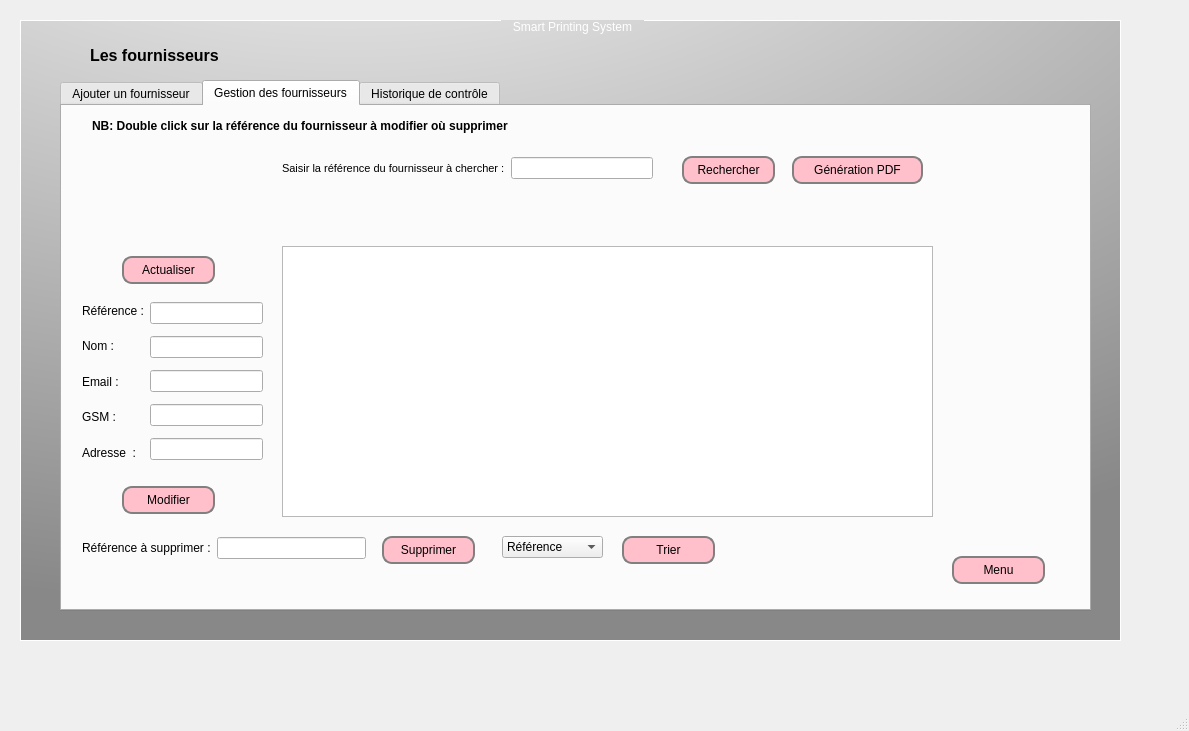
The window that Fournisseurs/mainwindow.ui (yassinmezni/smart-printing-office) describes before a commit, drawn with Qt 5.
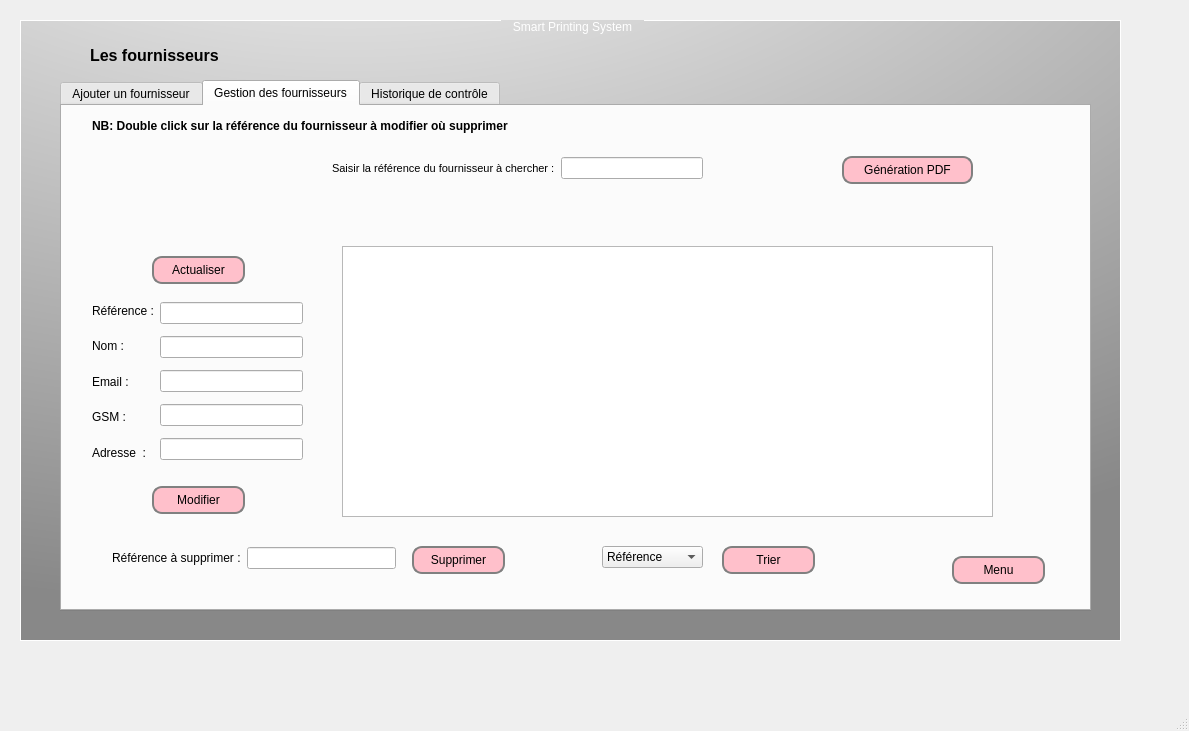
The same window after the commit. The open tabs and pages were chosen to show the change. Icons and pictures are not drawn.

Patch:
```diff
--- a/Fournisseurs/mainwindow.ui
+++ b/Fournisseurs/mainwindow.ui
@@ -1045,7 +1045,7 @@
           <widget class="QPushButton" name="modifierButton">
            <property name="geometry">
             <rect>
-             <x>60</x>
+             <x>90</x>
              <y>380</y>
              <width>93</width>
              <height>28</height>
@@ -1058,9 +1058,9 @@
           <widget class="QWidget" name="layoutWidget_4">
            <property name="geometry">
             <rect>
-             <x>20</x>
+             <x>30</x>
              <y>190</y>
-             <width>181</width>
+             <width>211</width>
              <height>171</height>
             </rect>
            </property>
@@ -1141,7 +1141,7 @@
           <widget class="QTableView" name="tableView_2">
            <property name="geometry">
             <rect>
-             <x>220</x>
+             <x>280</x>
              <y>140</y>
              <width>651</width>
              <height>271</height>
@@ -1160,8 +1160,8 @@
           <widget class="QPushButton" name="supprimerButton_2">
            <property name="geometry">
             <rect>
-             <x>320</x>
-             <y>430</y>
+             <x>350</x>
+             <y>440</y>
              <width>93</width>
              <height>28</height>
             </rect>
@@ -1173,8 +1173,8 @@
           <widget class="QWidget" name="layoutWidget">
            <property name="geometry">
             <rect>
-             <x>20</x>
-             <y>430</y>
+             <x>50</x>
+             <y>440</y>
              <width>284</width>
              <height>24</height>
             </rect>
@@ -1195,7 +1195,7 @@
           <widget class="QPushButton" name="LoadButton">
            <property name="geometry">
             <rect>
-             <x>60</x>
+             <x>90</x>
              <y>150</y>
              <width>93</width>
              <height>28</height>
@@ -1208,7 +1208,7 @@
           <widget class="QWidget" name="layoutWidget_5">
            <property name="geometry">
             <rect>
-             <x>220</x>
+             <x>270</x>
              <y>50</y>
              <width>371</width>
              <height>24</height>
@@ -1234,23 +1234,10 @@
             </item>
            </layout>
           </widget>
-          <widget class="QPushButton" name="rechercherButton">
-           <property name="geometry">
-            <rect>
-             <x>620</x>
-             <y>50</y>
-             <width>93</width>
-             <height>28</height>
-            </rect>
-           </property>
-           <property name="text">
-            <string>Rechercher</string>
-           </property>
-          </widget>
           <widget class="QPushButton" name="PDFButton">
            <property name="geometry">
             <rect>
-             <x>730</x>
+             <x>780</x>
              <y>50</y>
              <width>131</width>
              <height>28</height>
@@ -1263,8 +1250,8 @@
           <widget class="QComboBox" name="comboBox">
            <property name="geometry">
             <rect>
-             <x>440</x>
-             <y>430</y>
+             <x>540</x>
+             <y>440</y>
              <width>101</width>
              <height>22</height>
             </rect>
@@ -1288,8 +1275,8 @@
           <widget class="QPushButton" name="trier_button">
            <property name="geometry">
             <rect>
-             <x>560</x>
-             <y>430</y>
+             <x>660</x>
+             <y>440</y>
              <width>93</width>
              <height>28</height>
             </rect>
```
Left out of the diff: 61 changed lines with no effect on the pictures.
